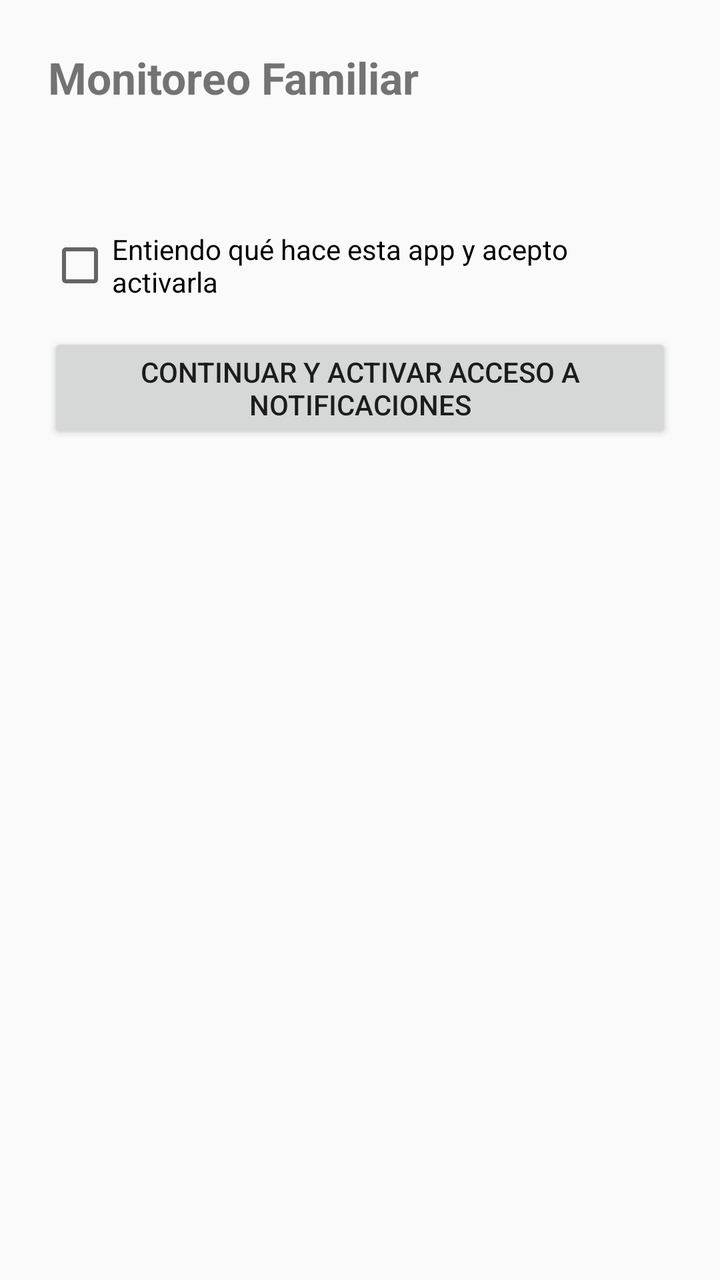
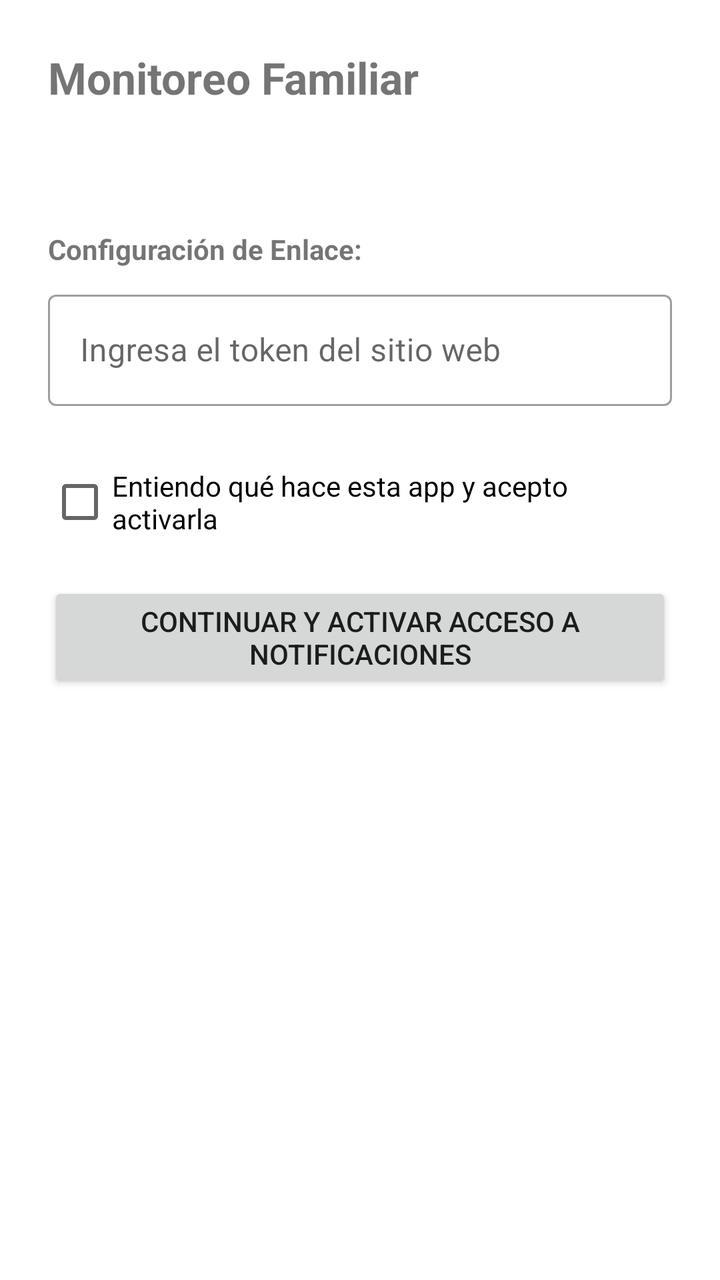

The first picture is an Android layout as it rendered before a commit; the second is the same layout after the commit. The layout source and the unified diff follow.
<!-- AndroidManifest.xml: application theme Theme.FamiliaMonitor -->
<!-- res/layout/activity_consent.xml -->
<?xml version="1.0" encoding="utf-8"?>
<ScrollView xmlns:android="http://schemas.android.com/apk/res/android"
    android:layout_width="match_parent"
    android:layout_height="match_parent"
    android:padding="24dp">

    <LinearLayout
        android:orientation="vertical"
        android:layout_width="match_parent"
        android:layout_height="wrap_content">

        <TextView
            android:layout_width="wrap_content"
            android:layout_height="wrap_content"
            android:text="Monitoreo Familiar"
            android:textSize="22sp"
            android:textStyle="bold"
            android:layout_marginBottom="16dp" />

        <TextView
            android:id="@+id/tv_explanation"
            android:layout_width="match_parent"
            android:layout_height="wrap_content"
            android:textSize="16sp"
            android:lineSpacingExtra="4dp" />

        <CheckBox
            android:id="@+id/cb_consent"
            android:layout_width="match_parent"
            android:layout_height="wrap_content"
            android:layout_marginTop="24dp"
            android:text="Entiendo qué hace esta app y acepto activarla" />

        <Button
            android:id="@+id/btn_continue"
            android:layout_width="match_parent"
            android:layout_height="wrap_content"
            android:layout_marginTop="16dp"
            android:text="Continuar y activar acceso a notificaciones" />

    </LinearLayout>
</ScrollView>
<!-- resources referenced by this layout -->
<resources>
  <style name="Theme.FamiliaMonitor" parent="Theme.AppCompat.DayNight.NoActionBar" />
</resources>

<!-- the commit's change to res/layout/activity_consent.xml (unified diff, before → after) -->
@@ -24,6 +24,28 @@
             android:textSize="16sp"
             android:lineSpacingExtra="4dp" />
 
+        <TextView
+            android:layout_width="wrap_content"
+            android:layout_height="wrap_content"
+            android:text="Configuración de Enlace:"
+            android:textStyle="bold"
+            android:layout_marginTop="24dp" />
+
+        <com.google.android.material.textfield.TextInputLayout
+            android:layout_width="match_parent"
+            android:layout_height="wrap_content"
+            android:layout_marginTop="8dp"
+            style="@style/Widget.MaterialComponents.TextInputLayout.OutlinedBox">
+
+            <com.google.android.material.textfield.TextInputEditText
+                android:id="@+id/et_token"
+                android:layout_width="match_parent"
+                android:layout_height="wrap_content"
+                android:hint="Ingresa el token del sitio web"
+                android:inputType="textNoSuggestions"
+                android:maxLines="1" />
+        </com.google.android.material.textfield.TextInputLayout>
+
         <CheckBox
             android:id="@+id/cb_consent"
             android:layout_width="match_parent"
<!-- resource entries referenced after the edit -->
@@ -1,5 +1,5 @@
 <!-- resources referenced by this layout -->
 <resources>
-  <style name="Theme.FamiliaMonitor" parent="Theme.AppCompat.DayNight.NoActionBar" />
+  <style name="Theme.FamiliaMonitor" parent="Theme.MaterialComponents.DayNight.NoActionBar" />
 </resources>
 
